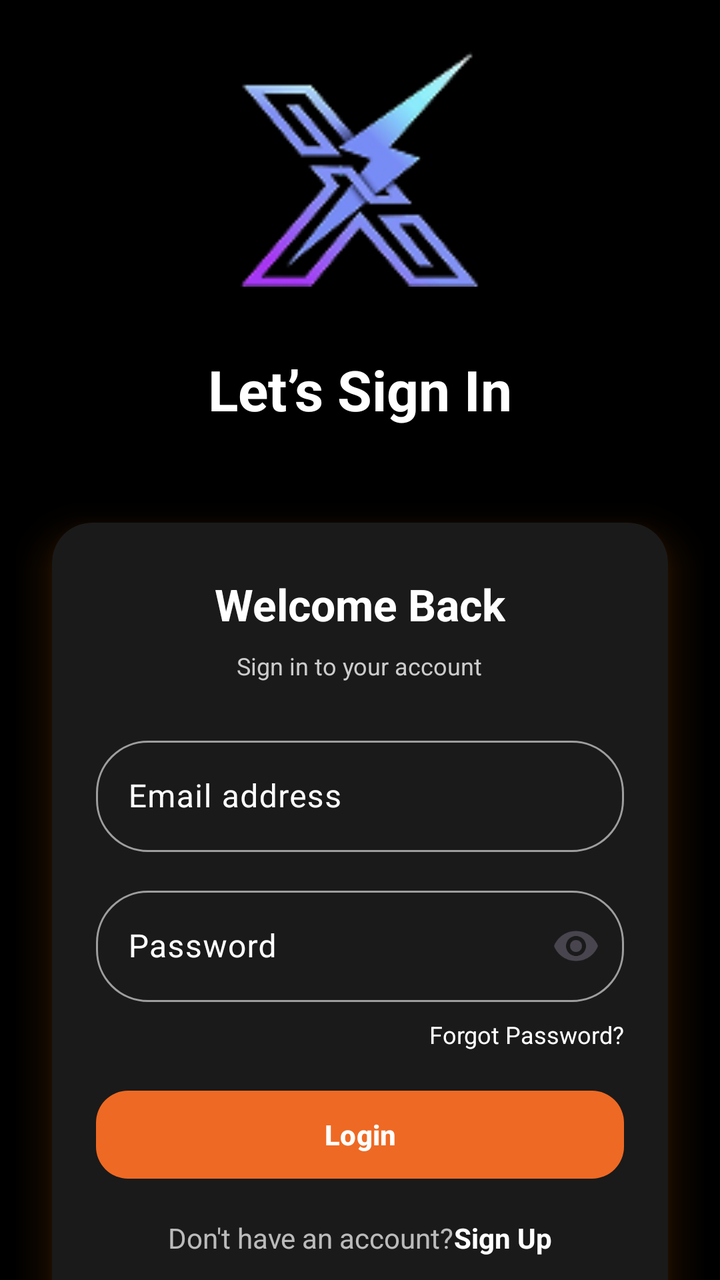
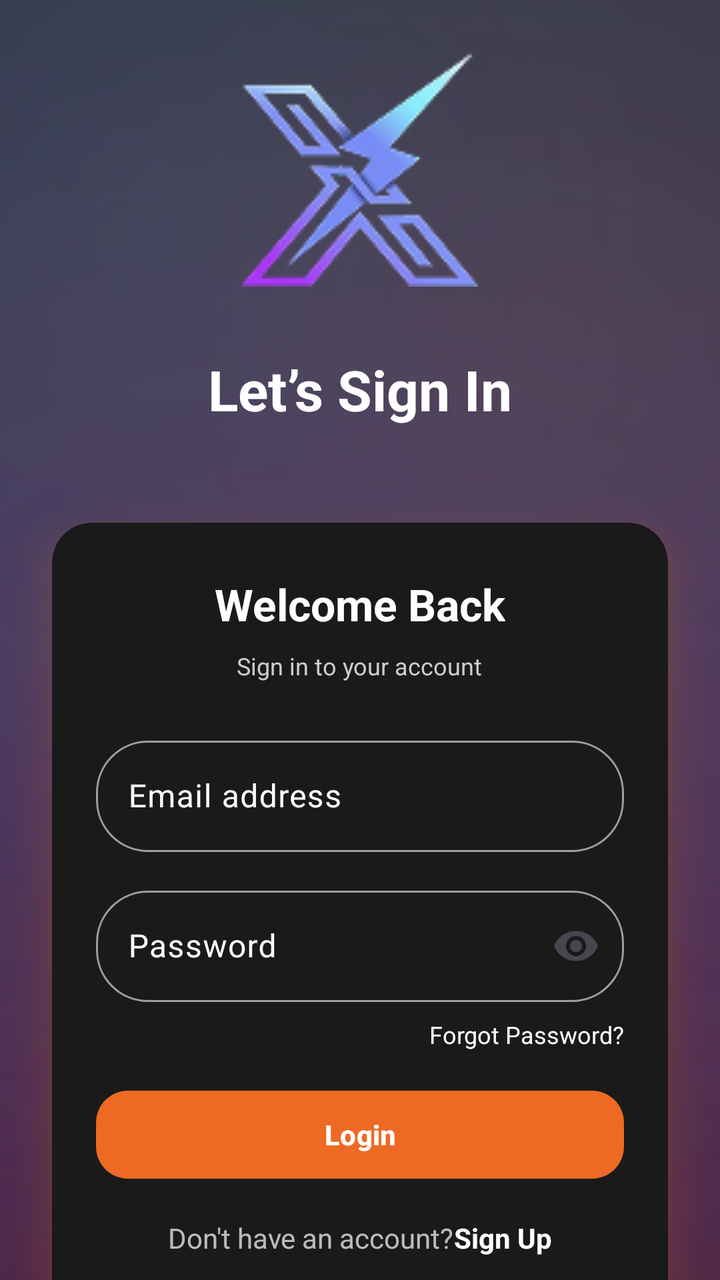

Two renders of the same Android screen: before a commit and after it. Below are the layout's source before the change and the commit's diff.
<!-- AndroidManifest.xml: application theme Theme.Bitbloom -->
<!-- res/layout/fragment_login.xml -->
<?xml version="1.0" encoding="utf-8"?>
<androidx.coordinatorlayout.widget.CoordinatorLayout xmlns:android="http://schemas.android.com/apk/res/android"
    xmlns:app="http://schemas.android.com/apk/res-auto"
    android:id="@+id/root"
    android:layout_width="match_parent"
    android:layout_height="match_parent"
    android:background="@color/mxg_black">

    <androidx.core.widget.NestedScrollView
        android:id="@+id/scrollContainer"
        android:layout_width="match_parent"
        android:layout_height="match_parent"
        android:fillViewport="true"
        android:scrollbars="none">

        <androidx.constraintlayout.widget.ConstraintLayout
            android:layout_width="match_parent"
            android:layout_height="wrap_content"
            android:paddingVertical="24dp">

            
            <androidx.constraintlayout.widget.Guideline
                android:id="@+id/gStart"
                android:layout_width="wrap_content"
                android:layout_height="wrap_content"
                android:orientation="vertical"
                app:layout_constraintGuide_begin="8dp" />

            <androidx.constraintlayout.widget.Guideline
                android:id="@+id/gEnd"
                android:layout_width="wrap_content"
                android:layout_height="wrap_content"
                android:orientation="vertical"
                app:layout_constraintGuide_end="8dp" />

            
            <LinearLayout
                android:id="@+id/contentWrap"
                android:layout_width="0dp"
                android:layout_height="wrap_content"
                android:gravity="center_horizontal"
                android:orientation="vertical"
                app:layout_constraintBottom_toBottomOf="parent"
                app:layout_constraintEnd_toEndOf="@id/gEnd"
                app:layout_constraintStart_toStartOf="@id/gStart"
                app:layout_constraintTop_toTopOf="parent"
                app:layout_constraintVertical_bias="0.5">

                
                <ImageView
                    android:id="@+id/brandLogo"
                    android:layout_width="120dp"
                    android:layout_height="120dp"
                    android:layout_gravity="center_horizontal"
                    android:src="@drawable/logo" />

                
                <TextView
                    android:id="@+id/title"
                    android:layout_width="wrap_content"
                    android:layout_height="wrap_content"
                    android:layout_marginTop="@dimen/title_top_margin"
                    android:text="@string/fragment_login_let_s_sign_in"
                    android:textColor="@color/white"
                    android:textSize="28sp"
                    android:textStyle="bold" />

                
                <com.google.android.material.card.MaterialCardView
                    android:id="@+id/loginFormCard"
                    android:layout_width="match_parent"
                    android:layout_height="wrap_content"
                    android:layout_marginTop="24dp"
                    android:foreground="?attr/selectableItemBackground"
                    android:outlineAmbientShadowColor="#FF7B00"
                    android:outlineSpotShadowColor="#FF7B00"
                    app:cardBackgroundColor="@color/main_card_color"
                    app:cardCornerRadius="20dp"
                    app:cardElevation="12dp"
                    app:cardUseCompatPadding="true"
                    app:strokeColor="@android:color/transparent"
                    app:strokeWidth="0dp">

                    <LinearLayout
                        android:layout_width="match_parent"
                        android:layout_height="wrap_content"
                        android:orientation="vertical"
                        android:padding="22dp">

                        <TextView
                            android:layout_width="wrap_content"
                            android:layout_height="wrap_content"
                            android:layout_gravity="center"
                            android:layout_marginTop="4dp"
                            android:layout_marginBottom="8dp"
                            android:text="@string/fragment_login_welcome_back"
                            android:textColor="@android:color/white"
                            android:textSize="22sp"
                            android:textStyle="bold" />

                        <TextView
                            android:layout_width="wrap_content"
                            android:layout_height="wrap_content"
                            android:layout_gravity="center"
                            android:layout_marginBottom="24dp"
                            android:text="@string/fragment_login_sign_in_to_your_account"
                            android:textColor="#CCCCCC"
                            android:textSize="12sp" />

                        
                        <com.google.android.material.textfield.TextInputLayout
                            style="@style/Widget.Bitbloom.TextInput.Auth"
                            android:layout_width="match_parent"
                            android:layout_height="wrap_content"
                            android:hint="@string/fragment_forget_password_email_address">

                            <com.google.android.material.textfield.TextInputEditText
                                android:id="@+id/emailInput"
                                android:layout_width="match_parent"
                                android:layout_height="wrap_content"
                                android:inputType="textEmailAddress"
                                android:textColor="@android:color/white" />
                        </com.google.android.material.textfield.TextInputLayout>

                        
                        <com.google.android.material.textfield.TextInputLayout
                            style="@style/Widget.Bitbloom.TextInput.Auth"
                            android:layout_width="match_parent"
                            android:layout_height="wrap_content"
                            android:layout_marginTop="14dp"
                            android:hint="@string/fragment_login_password"
                            app:endIconMode="password_toggle">

                            <com.google.android.material.textfield.TextInputEditText
                                android:id="@+id/passwordInput"
                                android:layout_width="match_parent"
                                android:layout_height="wrap_content"
                                android:inputType="textPassword"
                                android:textColor="@android:color/white" />
                        </com.google.android.material.textfield.TextInputLayout>

                        
                        <TextView
                            android:id="@+id/forgotPassword"
                            android:layout_width="wrap_content"
                            android:layout_height="wrap_content"
                            android:layout_gravity="end"
                            android:layout_marginTop="8dp"
                            android:layout_marginBottom="16dp"
                            android:text="@string/fragment_login_forgot_password"
                            android:textColor="@android:color/white"
                            android:textSize="12sp" />

                        
                        <com.google.android.material.button.MaterialButton
                            android:id="@+id/loginBtn"
                            android:layout_width="match_parent"
                            android:layout_height="wrap_content"
                            android:minHeight="52dp"
                            android:text="@string/fragment_login_login"
                            android:textAllCaps="false"
                            android:textColor="@android:color/white"
                            android:textStyle="bold"
                            app:backgroundTint="@color/button_color"
                            app:cornerRadius="16dp" />

                        
                        <LinearLayout
                            android:layout_width="wrap_content"
                            android:layout_height="wrap_content"
                            android:layout_gravity="center"
                            android:layout_marginVertical="16dp"
                            android:orientation="horizontal">

                            <TextView
                                android:layout_width="wrap_content"
                                android:layout_height="wrap_content"
                                android:text="@string/fragment_login_don_t_have_an_account"
                                android:textColor="#B4FFFFFF" />

                            <TextView
                                android:id="@+id/signUpLink"
                                android:layout_width="wrap_content"
                                android:layout_height="wrap_content"
                                android:text="@string/fragment_login_sign_up"
                                android:textColor="@color/white"
                                android:textStyle="bold" />
                        </LinearLayout>
                    </LinearLayout>
                </com.google.android.material.card.MaterialCardView>

                <Space
                    android:layout_width="0dp"
                    android:layout_height="24dp" />
            </LinearLayout>
        </androidx.constraintlayout.widget.ConstraintLayout>
    </androidx.core.widget.NestedScrollView>
</androidx.coordinatorlayout.widget.CoordinatorLayout>
<!-- resources referenced by this layout -->
<resources>
  <color name="button_color">#EE6924</color>
  <color name="main_card_color">#1A1A1A</color>
  <color name="mxg_black">#000000</color>
  <color name="white">#FFFFFFFF</color>
  <dimen name="title_top_margin">32dp</dimen>
  <string name="fragment_forget_password_email_address">Email address</string>
  <string name="fragment_login_don_t_have_an_account">Don\'t have an account? </string>
  <string name="fragment_login_forgot_password">Forgot Password?</string>
  <string name="fragment_login_let_s_sign_in">Let’s Sign In</string>
  <string name="fragment_login_login">Login</string>
  <string name="fragment_login_password">Password</string>
  <string name="fragment_login_sign_in_to_your_account">Sign in to your account </string>
  <string name="fragment_login_sign_up">Sign Up</string>
  <string name="fragment_login_welcome_back">Welcome Back</string>
  <style name="Theme.Bitbloom" parent="Base.Theme.Bitbloom">
          
          <item name="editTextStyle">@style/Widget.MXG.EditText.WhiteCursor</item>
          <item name="android:editTextStyle">@style/Widget.MXG.EditText.WhiteCursor</item>
  
          
          <item name="android:textCursorDrawable">@drawable/cursor_white</item>
      </style>
  <style name="Widget.MXG.EditText.WhiteCursor" parent="Widget.AppCompat.EditText">
          <item name="android:textCursorDrawable">@drawable/cursor_white</item>
      </style>
  <!-- drawable cursor_white (drawable) -->
  <?xml version="1.0" encoding="utf-8"?>
  <shape xmlns:android="http://schemas.android.com/apk/res/android">
      <size android:width="2dp"/>
      <solid android:color="@android:color/white"/>
      <corners android:radius="1dp"/>
  </shape>
  <color name="mxg_white">#FFFFFF</color>
  <color name="status_bar_color">#EE6924</color>
  <color name="light_status_bar_color">#EE6924</color>
  <!-- unchanged entries left out for length: 4 -->
</resources>

<!-- the commit's change to res/layout/fragment_login.xml (unified diff, before → after) -->
@@ -4,7 +4,7 @@
     android:id="@+id/root"
     android:layout_width="match_parent"
     android:layout_height="match_parent"
-    android:background="@color/mxg_black">
+    android:background="@drawable/bg_mxg_deposit_gradient">
 
     <androidx.core.widget.NestedScrollView
         android:id="@+id/scrollContainer"
<!-- resource entries referenced after the edit -->
@@ -5,6 +5,65 @@
   <color name="mxg_black">#000000</color>
   <color name="white">#FFFFFFFF</color>
   <dimen name="title_top_margin">32dp</dimen>
+  <!-- drawable bg_mxg_deposit_gradient (drawable) -->
+  <?xml version="1.0" encoding="utf-8"?>
+  <layer-list xmlns:android="http://schemas.android.com/apk/res/android">
+  
+      
+      <item>
+          <shape android:shape="rectangle">
+              <gradient
+                  android:type="linear"
+                  android:angle="270"
+                  android:startColor="#1C1F3A"
+                  android:centerColor="#2C2150"
+                  android:endColor="#341A38"/>
+          </shape>
+      </item>
+  
+      
+      <item android:gravity="top|start">
+          <shape android:shape="rectangle">
+              <gradient
+                  android:type="radial"
+                  android:centerX="25%"
+                  android:centerY="18%"
+                  android:gradientRadius="700dp"
+                  android:startColor="#2240E6FF"
+                  android:centerColor="#0F40E6FF"
+                  android:endColor="#0040E6FF"/>
+          </shape>
+      </item>
+  
+      
+      <item android:gravity="top|end">
+          <shape android:shape="rectangle">
+              <gradient
+                  android:type="radial"
+                  android:centerX="78%"
+                  android:centerY="28%"
+                  android:gradientRadius="700dp"
+                  android:startColor="#26FF9F43"
+                  android:centerColor="#12FF9F43"
+                  android:endColor="#00FF9F43"/>
+          </shape>
+      </item>
+  
+      
+      <item android:gravity="bottom|center_horizontal">
+          <shape android:shape="rectangle">
+              <gradient
+                  android:type="radial"
+                  android:centerX="50%"
+                  android:centerY="100%"
+                  android:gradientRadius="820dp"
+                  android:startColor="#26E640A1"
+                  android:centerColor="#10E640A1"
+                  android:endColor="#00E640A1"/>
+          </shape>
+      </item>
+  
+  </layer-list>
   <string name="fragment_forget_password_email_address">Email address</string>
   <string name="fragment_login_don_t_have_an_account">Don\'t have an account? </string>
   <string name="fragment_login_forgot_password">Forgot Password?</string>
